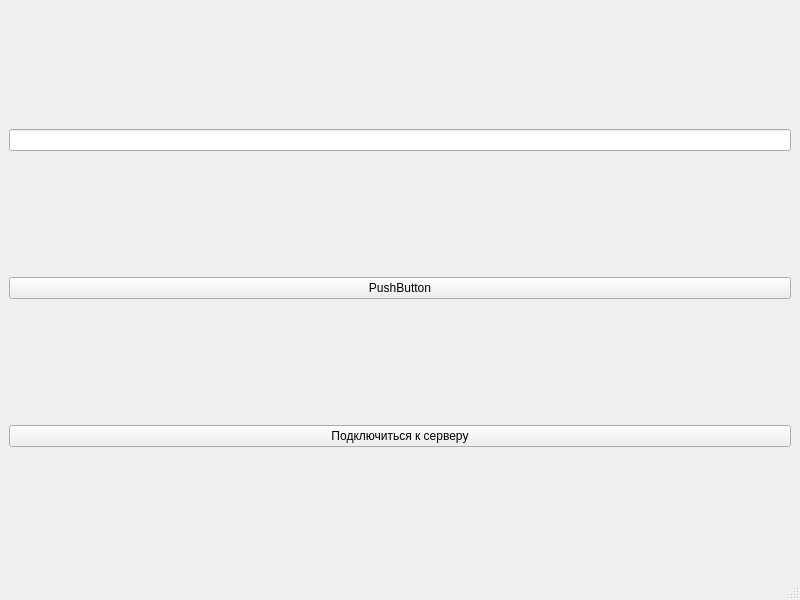
Before: the Qt Designer form Client/mainwindow.ui in MiladaKrapivina/Agile, drawn with Qt 5.
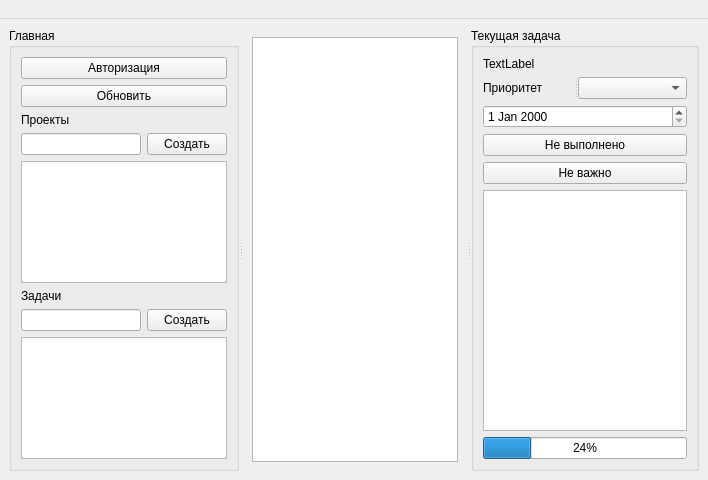
After: the same form once the commit is applied.

```diff
--- a/Client/mainwindow.ui
+++ b/Client/mainwindow.ui
@@ -6,30 +6,178 @@
    <rect>
     <x>0</x>
     <y>0</y>
-    <width>800</width>
-    <height>600</height>
+    <width>708</width>
+    <height>480</height>
    </rect>
   </property>
   <property name="windowTitle">
    <string>MainWindow</string>
   </property>
   <widget class="QWidget" name="centralwidget">
-   <layout class="QVBoxLayout" name="verticalLayout">
-    <item>
-     <widget class="QLineEdit" name="lineEdit"/>
-    </item>
-    <item>
-     <widget class="QPushButton" name="pushButton_2">
-      <property name="text">
-       <string>PushButton</string>
+   <layout class="QGridLayout" name="gridLayout_2">
+    <item row="0" column="0">
+     <widget class="QSplitter" name="splitter_3">
+      <property name="orientation">
+       <enum>Qt::Horizontal</enum>
       </property>
-     </widget>
-    </item>
-    <item>
-     <widget class="QPushButton" name="pushButton">
-      <property name="text">
-       <string>Подключиться к серверу</string>
-      </property>
+      <widget class="QGroupBox" name="groupBox">
+       <property name="mouseTracking">
+        <bool>true</bool>
+       </property>
+       <property name="focusPolicy">
+        <enum>Qt::ClickFocus</enum>
+       </property>
+       <property name="title">
+        <string>Главная</string>
+       </property>
+       <layout class="QVBoxLayout" name="verticalLayout">
+        <item>
+         <widget class="QPushButton" name="authorization">
+          <property name="text">
+           <string>Авторизация</string>
+          </property>
+         </widget>
+        </item>
+        <item>
+         <widget class="QPushButton" name="update">
+          <property name="text">
+           <string>Обновить</string>
+          </property>
+         </widget>
+        </item>
+        <item>
+         <widget class="QLabel" name="label">
+          <property name="text">
+           <string>Проекты</string>
+          </property>
+         </widget>
+        </item>
+        <item>
+         <layout class="QHBoxLayout" name="horizontalLayout_2">
+          <item>
+           <widget class="QLineEdit" name="addProjName"/>
+          </item>
+          <item>
+           <widget class="QPushButton" name="addproj">
+            <property name="text">
+             <string>Создать</string>
+            </property>
+           </widget>
+          </item>
+         </layout>
+        </item>
+        <item>
+         <widget class="QListWidget" name="projects"/>
+        </item>
+        <item>
+         <widget class="QLabel" name="label_2">
+          <property name="text">
+           <string>Задачи</string>
+          </property>
+         </widget>
+        </item>
+        <item>
+         <layout class="QHBoxLayout" name="horizontalLayout">
+          <item>
+           <widget class="QLineEdit" name="addTaskName"/>
+          </item>
+          <item>
+           <widget class="QPushButton" name="addtask">
+            <property name="text">
+             <string>Создать</string>
+            </property>
+           </widget>
+          </item>
+         </layout>
+        </item>
+        <item>
+         <widget class="QListWidget" name="view"/>
+        </item>
+       </layout>
+      </widget>
+      <widget class="QSplitter" name="splitter">
+       <property name="orientation">
+        <enum>Qt::Horizontal</enum>
+       </property>
+       <widget class="QStackedWidget" name="workarea">
+        <property name="minimumSize">
+         <size>
+          <width>16</width>
+          <height>0</height>
+         </size>
+        </property>
+        <property name="maximumSize">
+         <size>
+          <width>1600</width>
+          <height>16777215</height>
+         </size>
+        </property>
+        <property name="currentIndex">
+         <number>0</number>
+        </property>
+        <widget class="QWidget" name="page">
+         <layout class="QGridLayout" name="gridLayout_3">
+          <item row="0" column="0">
+           <widget class="QListWidget" name="alltasks"/>
+          </item>
+         </layout>
+        </widget>
+       </widget>
+       <widget class="QGroupBox" name="taskview">
+        <property name="title">
+         <string>Текущая задача</string>
+        </property>
+        <layout class="QGridLayout" name="gridLayout">
+         <item row="6" column="0">
+          <widget class="QProgressBar" name="progressBar">
+           <property name="value">
+            <number>24</number>
+           </property>
+          </widget>
+         </item>
+         <item row="0" column="0">
+          <widget class="QLabel" name="current_task_name">
+           <property name="text">
+            <string>TextLabel</string>
+           </property>
+          </widget>
+         </item>
+         <item row="1" column="0">
+          <widget class="QSplitter" name="splitter_2">
+           <property name="orientation">
+            <enum>Qt::Horizontal</enum>
+           </property>
+           <widget class="QLabel" name="label_6">
+            <property name="text">
+             <string>Приоритет</string>
+            </property>
+           </widget>
+           <widget class="QComboBox" name="prior"/>
+          </widget>
+         </item>
+         <item row="2" column="0">
+          <widget class="QDateEdit" name="dateEdit"/>
+         </item>
+         <item row="5" column="0">
+          <widget class="QListView" name="task_under"/>
+         </item>
+         <item row="3" column="0">
+          <widget class="QPushButton" name="Done">
+           <property name="text">
+            <string>Не выполнено</string>
+           </property>
+          </widget>
+         </item>
+         <item row="4" column="0">
+          <widget class="QPushButton" name="important">
+           <property name="text">
+            <string>Не важно</string>
+           </property>
+          </widget>
+         </item>
+        </layout>
+       </widget>
+      </widget>
      </widget>
     </item>
    </layout>
@@ -39,12 +187,18 @@
     <rect>
      <x>0</x>
      <y>0</y>
-     <width>800</width>
+     <width>708</width>
      <height>21</height>
     </rect>
    </property>
+   <widget class="QMenu" name="menu">
+    <property name="title">
+     <string> </string>
+    </property>
+    <addaction name="separator"/>
+   </widget>
+   <addaction name="menu"/>
   </widget>
-  <widget class="QStatusBar" name="statusbar"/>
  </widget>
  <resources/>
  <connections/>
```
